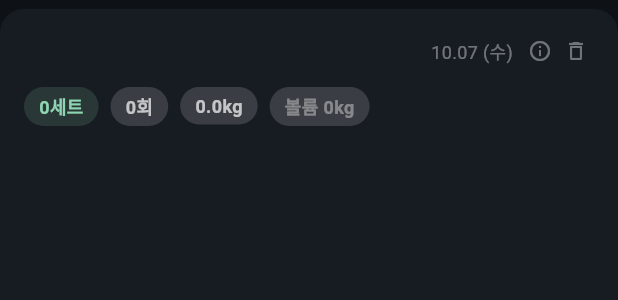
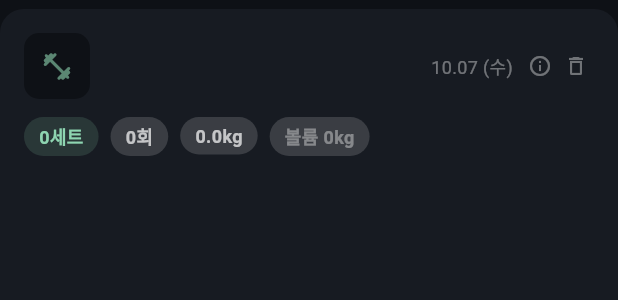
Before and after one commit to kang3019/coach-fit, a Flutter app: the _WorkoutItemCard widget shown alone on an empty page, opened directly with empty values, on a phone screen of 412 x 824 dp. Shown: the top 300 px of the screen. Run offline on Flutter 3.47's test engine with Material 3 defaults, Android fonts, the phone set to English and light mode, and no system bars; our stand-ins replace fl_chart, flutter_svg, shared_preferences; accounts and stored records are empty; network calls fail.

Commit message:
feat(기록): 운동 기록 카드에 GIF 썸네일 자동 매칭 추가
사용자 피드백 — 기록 탭의 각 운동 카드에도 시각적 영상 노출.
AI 추천 루틴과 동일 패턴으로 20종 운동 가이드 데이터 재활용.

[변경]
- cached_network_image ^3.4.1 패키지 추가
  → Image.network 대신 디스크 캐시 지원하는 CachedNetworkImage 사용
  → 스크롤로 100+ 운동 기록 봐도 두 번째부터 즉시 로드 (네트워크 X)
- WorkoutItemCard 에 44x44 썸네일 영역 추가 (좌측)
- findExerciseGuide(exerciseName) 로 자동 매칭
  · 매칭 성공: 해당 운동 GIF 재생
  · 매칭 실패/404: 덤벨 아이콘 fallback
- 로딩 중: 작은 CircularProgressIndicator

[성능 고려]
- cached_network_image 의 CacheManager 가 자동으로:
  · 첫 로드 시 디스크에 캐시
  · 두 번째부터 네트워크 요청 없이 즉시 표시
  · ListView.builder 지연 렌더링과 결합되어 100+ 카드도 매끄럽게 처리

Co-Authored-By: Claude Opus 4.7 <noreply@anthropic.com>

```diff
--- a/mobile-app/lib/screens/tabs/history_tab.dart
+++ b/mobile-app/lib/screens/tabs/history_tab.dart
@@ -1,6 +1,8 @@
+import 'package:cached_network_image/cached_network_image.dart';
 import 'package:flutter/gestures.dart';
 import 'package:flutter/material.dart';
 import 'package:intl/intl.dart';
+import '../../data/exercise_guide_data.dart';
 import '../../models/exercise_master.dart';
 import '../../models/workout.dart';
 import '../../services/pr_service.dart';
@@ -558,6 +560,8 @@ class _WorkoutItemCard extends StatelessWidget {
     final scheme = Theme.of(context).colorScheme;
     final dateStr = DateFormat('MM.dd (E)', 'ko_KR').format(workout.workoutDate);
 
+    final guide = findExerciseGuide(workout.exerciseName);
+    final gifUrl = guide?.gifUrl;
     return Card(
       child: Padding(
         padding: const EdgeInsets.all(16),
@@ -566,6 +570,42 @@ class _WorkoutItemCard extends StatelessWidget {
           children: [
             Row(
               children: [
+                // 썸네일 (GIF 매칭 시, cached_network_image 로 디스크 캐시)
+                ClipRRect(
+                  borderRadius: BorderRadius.circular(10),
+                  child: Container(
+                    width: 44,
+                    height: 44,
+                    color: const Color(0xFF0E1116),
+                    child: gifUrl != null
+                        ? CachedNetworkImage(
+                            imageUrl: gifUrl,
+                            fit: BoxFit.cover,
+                            placeholder: (_, __) => Center(
+                              child: SizedBox(
+                                width: 14,
+                                height: 14,
+                                child: CircularProgressIndicator(
+                                  strokeWidth: 2,
+                                  valueColor:
+                                      AlwaysStoppedAnimation(scheme.primary),
+                                ),
+                              ),
+                            ),
+                            errorWidget: (_, __, ___) => Icon(
+                              Icons.fitness_center_rounded,
+                              color: scheme.primary.withValues(alpha: 0.6),
+                              size: 22,
+                            ),
+                          )
+                        : Icon(
+                            Icons.fitness_center_rounded,
+                            color: scheme.primary.withValues(alpha: 0.6),
+                            size: 22,
+                          ),
+                  ),
+                ),
+                const SizedBox(width: 12),
                 Expanded(
                   child: Text(
                     workout.exerciseName,
--- a/mobile-app/pubspec.yaml
+++ b/mobile-app/pubspec.yaml
@@ -39,6 +39,7 @@ dependencies:
   fl_chart: ^0.69.0
   shared_preferences: ^2.3.3
   flutter_svg: ^2.3.0
+  cached_network_image: ^3.4.1
 
 dev_dependencies:
   flutter_test:
```
Also changed, not shown: mobile-app/pubspec.lock.
